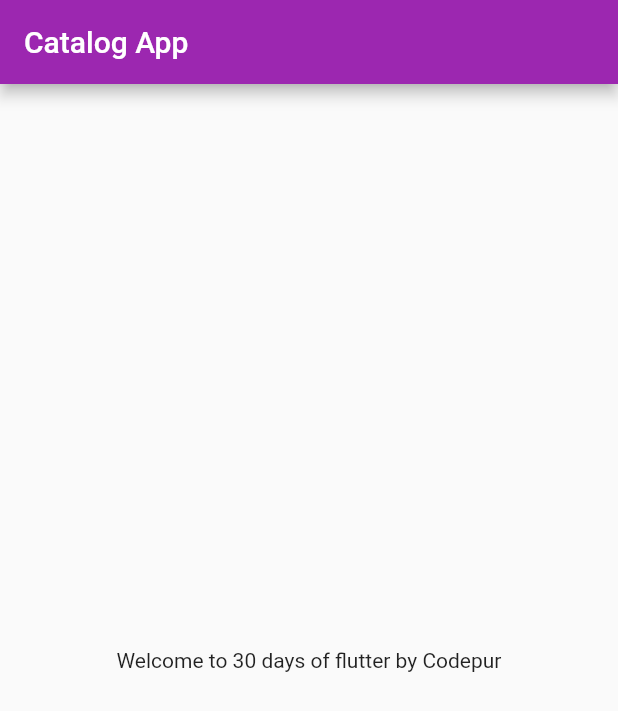
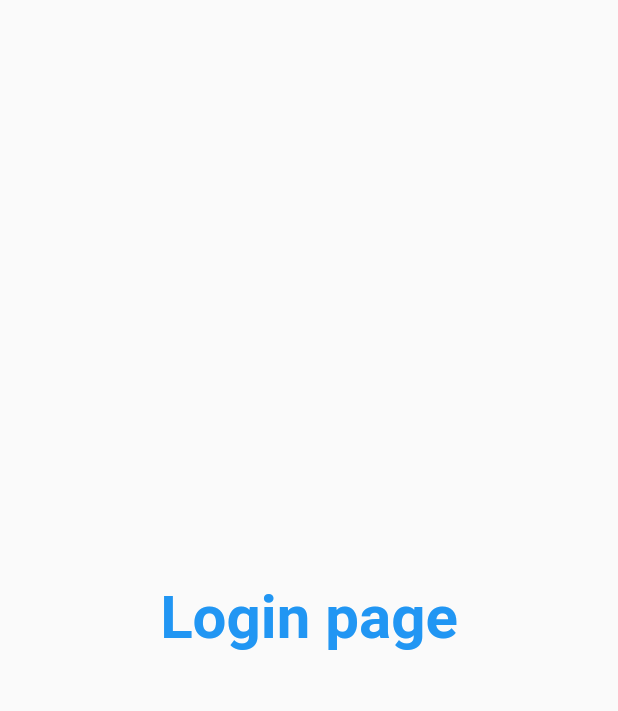
Before and after one commit to MridulTailor/catalouge_app, a Flutter app: the screen it shows after launch, on a phone screen of 412 x 824 dp. Shown: the top 711 px of the screen. Run offline on Flutter 3.47's test engine with Material 2 defaults, Android fonts, the phone set to English and light mode, and no system bars.

```diff
--- a/lib/main.dart
+++ b/lib/main.dart
@@ -1,5 +1,6 @@
 import 'package:flutter/material.dart';
 import 'package:my_app/pages/homePage.dart';
+import 'package:my_app/pages/loginPage.dart';
 
 void main() {
   runApp(const MyApp());
@@ -12,11 +13,16 @@ class MyApp extends StatelessWidget {
   @override
   Widget build(BuildContext context) {
     return MaterialApp(
+      // home: HomePage(),
       title: "Hello",
       theme: ThemeData(
         primarySwatch: Colors.purple,
       ),
-      home: HomePage(),
+      routes: {
+        "/": (context) => LoginPage(),
+        "/home": (context) => HomePage(),
+        "/login": (context) => LoginPage()
+      },
     );
   }
 }
--- /dev/null
+++ b/lib/pages/loginPage.dart
@@ -0,0 +1,18 @@
+import 'package:flutter/material.dart';
+
+class LoginPage extends StatelessWidget {
+  const LoginPage({super.key});
+
+  @override
+  Widget build(BuildContext context) {
+    return Material(
+      child: Center(
+        child: Text(
+          "Login page",
+          style: TextStyle(
+              fontSize: 40, color: Colors.blue, fontWeight: FontWeight.bold),
+        ),
+      ),
+    );
+  }
+}
```
